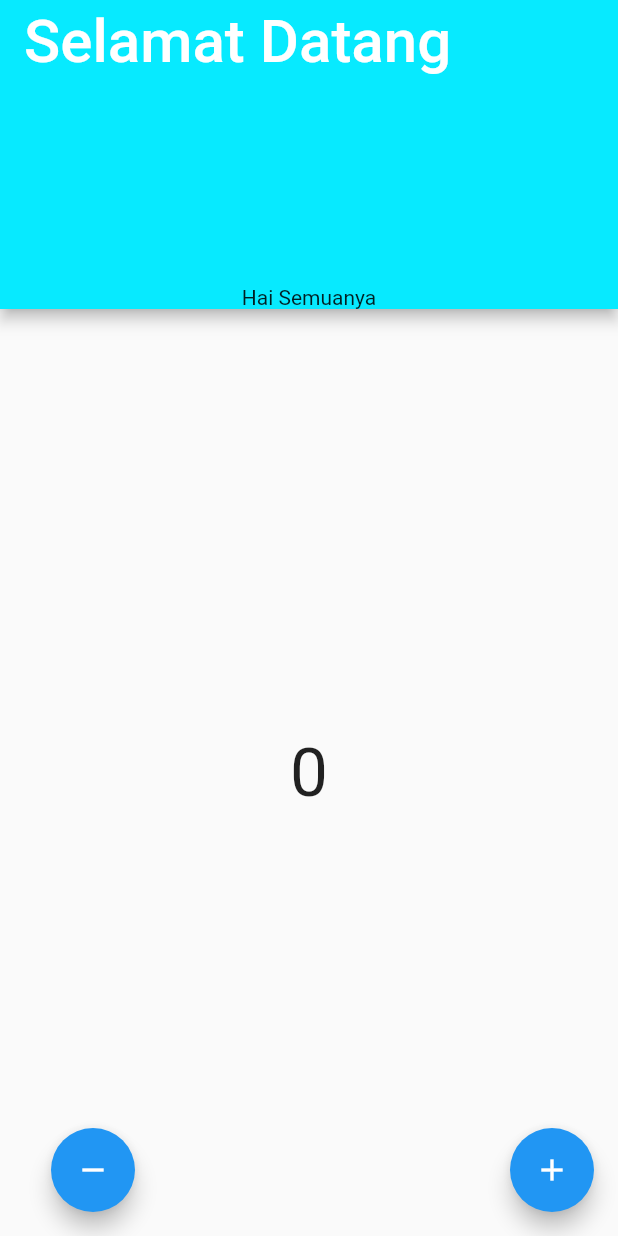
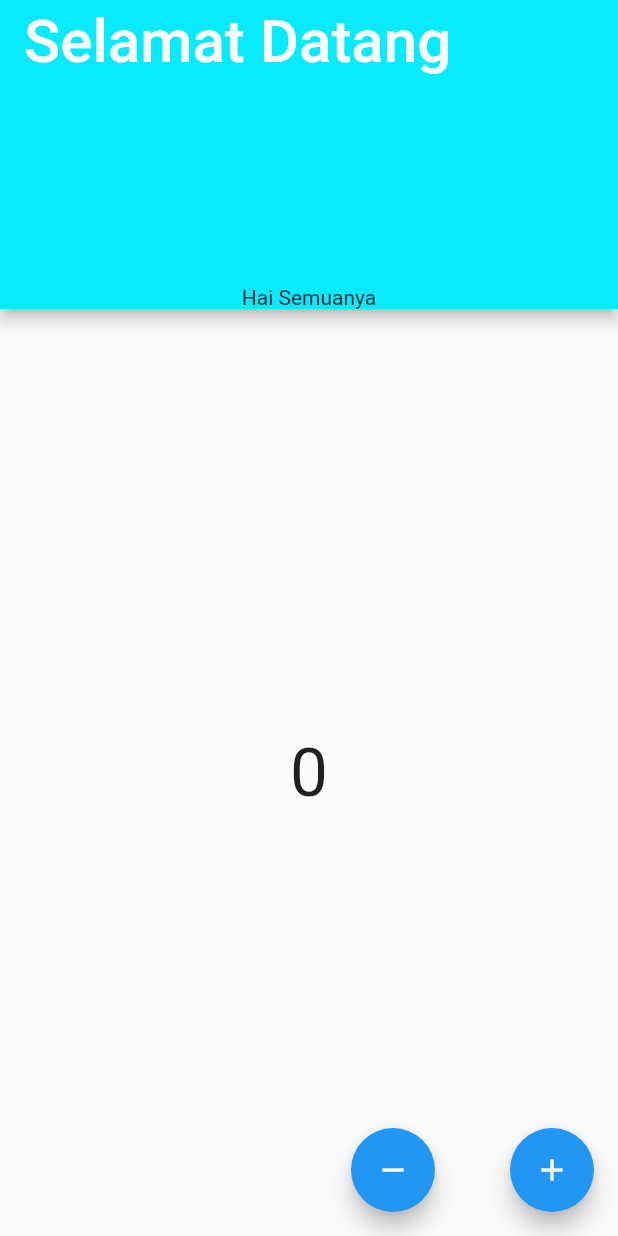
Before and after one commit to Lutpii/fluttercoba, a Flutter app: the screen it shows after launch, on a phone screen of 412 x 824 dp. Run offline on Flutter 3.47's test engine with Material 2 defaults, Android fonts, the phone set to English and light mode, and no system bars.

Commit message:
tombol kiri aga tengah

```diff
--- a/lib/main.dart
+++ b/lib/main.dart
@@ -39,7 +39,7 @@ class _HomePageState extends State<HomePage> {
               preferredSize: Size.fromHeight(150), child: Text("Hai Semuanya")),
         ),
         floatingActionButton: Padding(
-          padding: const EdgeInsets.only(left: 50),
+          padding: const EdgeInsets.only(left: 250),
           child: Row(children: [
             FloatingActionButton(
               onPressed: () {
```
